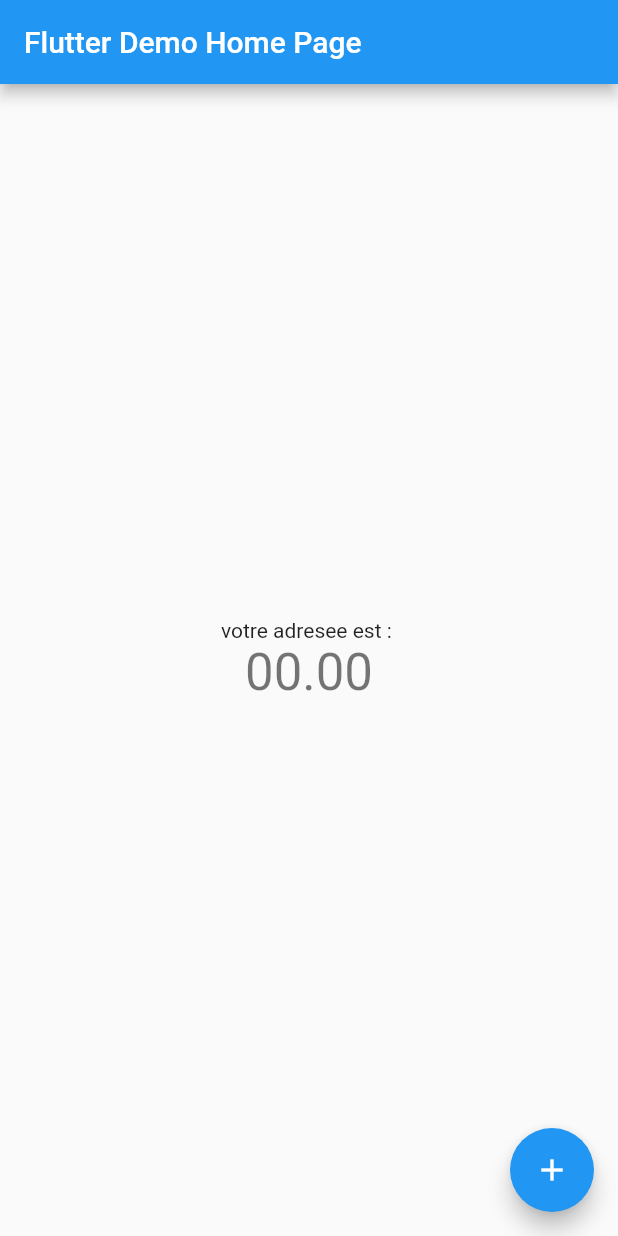
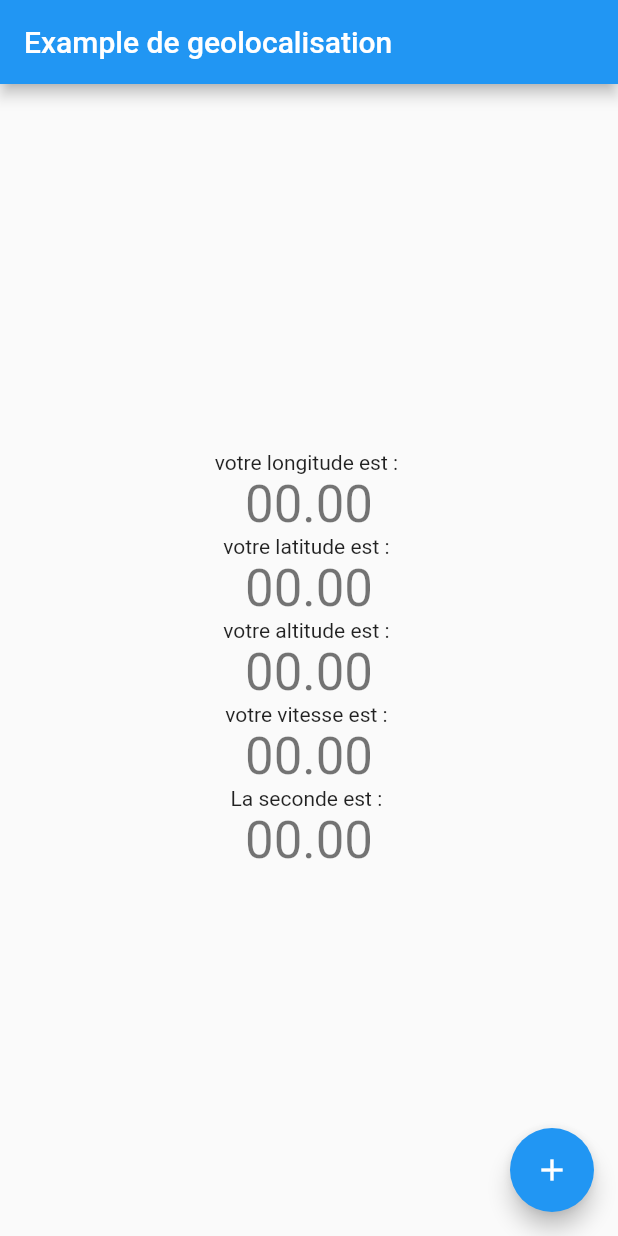
Before and after one commit to looklok/Geo, a Flutter app: the screen it shows after launch, after a tap on the "add" icon, on a phone screen of 412 x 824 dp. Run offline on Flutter 3.47's test engine with Material 2 defaults, Android fonts, the phone set to English and light mode, and no system bars; our stand-ins replace geolocator.

Commit message:
the second apllication with all the properties that we need

```diff
--- /dev/null
+++ b/lib/couple.dart
@@ -0,0 +1,10 @@
+import 'package:flutter/material.dart';
+
+class Couple extends StatelessWidget {
+
+  @override
+  Widget build(BuildContext context){
+    return Center();
+  }
+
+}
--- a/lib/main.dart
+++ b/lib/main.dart
@@ -8,8 +8,8 @@ class MyApp extends StatelessWidget {
   @override
   Widget build(BuildContext context) {
     return MaterialApp(
-      title: 'Flutter Demo',
-      home: MyHomePage(title: 'Flutter Demo Home Page'),
+      title: 'Flutter Geo Demo',
+      home: MyHomePage(title: 'Example de geolocalisation'),
     );
   }
 }
@@ -25,15 +25,29 @@ class MyHomePage extends StatefulWidget {
 }
 
 class _MyHomePageState extends State<MyHomePage> {
-  String adress = '00.00';
+  String adress_longitude = '00.00';
+  String adress_latitude = '00.00';
+  String adress_altitude = '00.00';
+  String adress_time = '00.00';
+  String adress_speed = '00.00';
+
+
   Future getadress () async{
 
-    Position position = await Geolocator().getCurrentPosition(desiredAccuracy: LocationAccuracy.high);
-    adress = position.longitude.toString();
+    Position position = await Geolocator().getCurrentPosition(desiredAccuracy: LocationAccuracy.bestForNavigation);
+    adress_longitude = position.longitude.toString();
+    adress_latitude = position.latitude.toString();
+    adress_altitude = position.altitude.toString();
+    adress_time = position.timestamp.second.toString();
+    adress_speed = position.speed.toString();
+    print('$adress_latitude $adress_longitude $adress_altitude');
+    double d = await Geolocator().distanceBetween(36.7179526, 3.1530259, 36.7179609, 3.1527123);
+    print( d );
+   // Geolocator().getPositionStream()
 
 
   }
-  void _incrementCounter() async {
+  void recuperer_adr() async {
     try {
       await getadress();
     } catch(e) {
@@ -65,17 +79,45 @@ class _MyHomePageState extends State<MyHomePage> {
           mainAxisAlignment: MainAxisAlignment.center,
           children: <Widget>[
             Text(
-              'votre adresee est : ',
+              'votre longitude est : ',
             ),
             Text(
-              '$adress',
+              '$adress_longitude',
+              style: Theme.of(context).textTheme.display1,
+            ),
+            Text(
+              'votre latitude est : ',
+            ),
+            Text(
+              '$adress_latitude',
+              style: Theme.of(context).textTheme.display1,
+            ),
+            Text(
+              'votre altitude est : ',
+            ),
+            Text(
+              '$adress_altitude',
+              style: Theme.of(context).textTheme.display1,
+            ),
+            Text(
+              'votre vitesse est : ',
+            ),
+            Text(
+              '$adress_speed',
+              style: Theme.of(context).textTheme.display1,
+            ),
+            Text(
+              'La seconde est : ',
+            ),
+            Text(
+              '$adress_time',
               style: Theme.of(context).textTheme.display1,
             ),
           ],
         ),
       ),
       floatingActionButton: FloatingActionButton(
-        onPressed: _incrementCounter,
+        onPressed: recuperer_adr,
         tooltip: 'Increment',
         child: Icon(Icons.add),
       ), // This trailing comma makes auto-formatting nicer for build methods.
```
